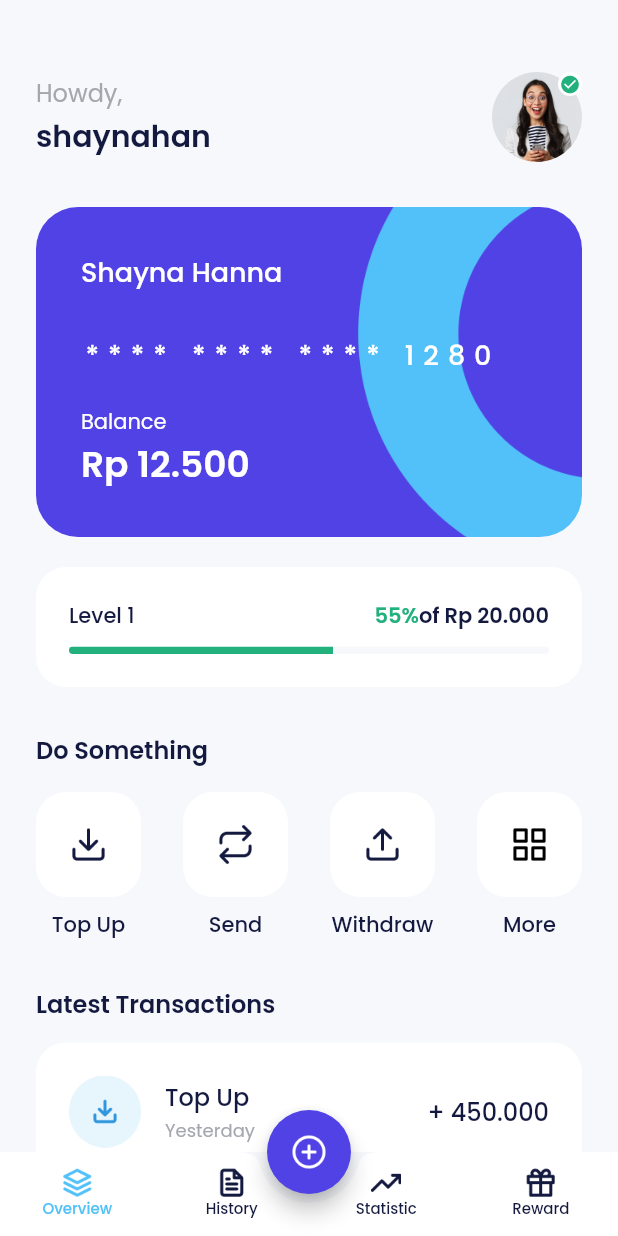
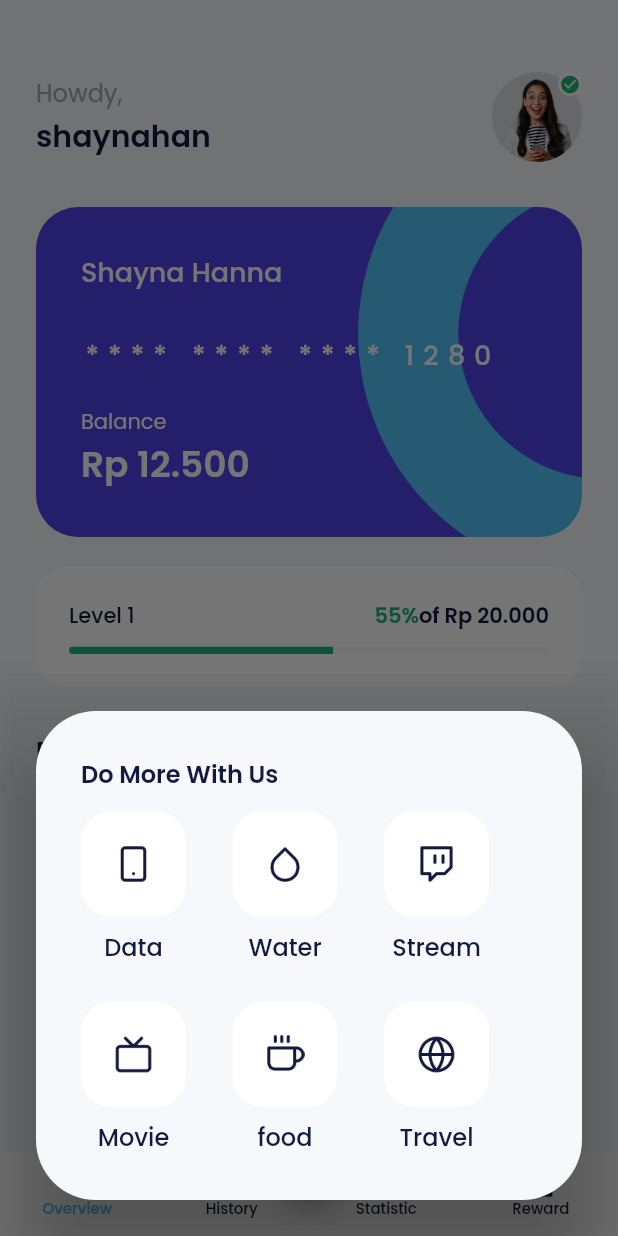
Before and after one commit to setiyonore/bank_sha, a Flutter app: the HomePage screen opened by its route, after a tap on "More", on a phone screen of 412 x 824 dp. Run offline on Flutter 3.47's test engine with Material 2 defaults, Android fonts, the phone set to English and light mode, and no system bars; our stand-ins replace another_flushbar, carousel_slider, google_fonts; missing offline and left inert: dart:ffi.

Commit message:
add buy data page and custom snackbar

```diff
--- a/lib/main.dart
+++ b/lib/main.dart
@@ -1,4 +1,7 @@
 import 'package:bank_sha/shared/theme.dart';
+import 'package:bank_sha/ui/pages/data_package_page.dart';
+import 'package:bank_sha/ui/pages/data_provider_page.dart';
+import 'package:bank_sha/ui/pages/data_success_page.dart';
 import 'package:bank_sha/ui/pages/home_page.dart';
 import 'package:bank_sha/ui/pages/onboarding_page.dart';
 import 'package:bank_sha/ui/pages/pin_page.dart';
@@ -64,6 +67,9 @@ class MyApp extends StatelessWidget {
         '/transfer': (context) => const TransferPage(),
         '/transfer-amount': (context) => const TransferAmountPage(),
         '/transfer-success': (context) => const TransferSuccessPage(),
+        '/data-provider': (context) => const DataProviderPage(),
+        '/data-package': (context) => const DataPackagePage(),
+        '/data-success': (context) => const DataSuccessPage(),
       },
     );
   }
--- a/lib/shared/theme.dart
+++ b/lib/shared/theme.dart
@@ -10,6 +10,7 @@ Color blueColor = const Color(0xff53C1F9);
 Color purpleColor = const Color(0xff5142E6);
 Color greenColor = const Color(0xff22B07D);
 Color numberBackgroundColor = const Color(0xff1A1D2E);
+Color redColor = const Color(0xffFF2566);
 
 TextStyle blackTextStyle = GoogleFonts.poppins(
   color: blackColor,
--- a/lib/ui/pages/home_page.dart
+++ b/lib/ui/pages/home_page.dart
@@ -319,7 +319,12 @@ class HomePage extends StatelessWidget {
               HomeServiceItem(
                 iconUrl: 'assets/ic_more.png',
                 title: 'More',
-                onTap: () {},
+                onTap: () {
+                  showDialog(
+                    context: context,
+                    builder: (context) => const MoreDialog(),
+                  );
+                },
               ),
             ],
           ),
@@ -484,3 +489,78 @@ class HomePage extends StatelessWidget {
     );
   }
 }
+
+class MoreDialog extends StatelessWidget {
+  const MoreDialog({Key? key}) : super(key: key);
+
+  @override
+  Widget build(BuildContext context) {
+    return AlertDialog(
+      backgroundColor: Colors.transparent,
+      insetPadding: EdgeInsets.zero,
+      alignment: Alignment.bottomCenter,
+      content: Container(
+        padding: const EdgeInsets.all(30),
+        height: 326,
+        width: MediaQuery.of(context).size.width,
+        decoration: BoxDecoration(
+          borderRadius: BorderRadius.circular(40),
+          color: lightBackgroundColor,
+        ),
+        child: Column(
+          crossAxisAlignment: CrossAxisAlignment.start,
+          children: [
+            Text(
+              'Do More With Us',
+              style: blackTextStyle.copyWith(
+                fontSize: 16,
+                fontWeight: semiBold,
+              ),
+            ),
+            const SizedBox(
+              height: 13,
+            ),
+            Wrap(
+              spacing: 31,
+              runSpacing: 25,
+              children: [
+                HomeServiceItem(
+                  iconUrl: 'assets/ic_product_data.png',
+                  title: 'Data',
+                  onTap: () {
+                    Navigator.pushNamed(context, '/data-provider');
+                  },
+                ),
+                HomeServiceItem(
+                  iconUrl: 'assets/ic_product_water.png',
+                  title: 'Water',
+                  onTap: () {},
+                ),
+                HomeServiceItem(
+                  iconUrl: 'assets/ic_product_stream.png',
+                  title: 'Stream',
+                  onTap: () {},
+                ),
+                HomeServiceItem(
+                  iconUrl: 'assets/ic_product_movie.png',
+                  title: 'Movie',
+                  onTap: () {},
+                ),
+                HomeServiceItem(
+                  iconUrl: 'assets/ic_product_food.png',
+                  title: 'food',
+                  onTap: () {},
+                ),
+                HomeServiceItem(
+                  iconUrl: 'assets/ic_product_travel.png',
+                  title: 'Travel',
+                  onTap: () {},
+                ),
+              ],
+            ),
+          ],
+        ),
+      ),
+    );
+  }
+}
--- a/lib/ui/pages/transfer_amount_page.dart
+++ b/lib/ui/pages/transfer_amount_page.dart
@@ -203,7 +203,7 @@ class _TransferAmountPageState extends State<TransferAmountPage> {
                     ),
                   ),
                 ),
-              )
+              ),
             ],
           ),
           const SizedBox(
--- a/pubspec.yaml
+++ b/pubspec.yaml
@@ -42,6 +42,7 @@ dev_dependencies:
   carousel_slider: ^4.1.1
   url_launcher: ^6.0.20
   intl: ^0.17.0
+  another_flushbar: ^1.10.28
 
   # The "flutter_lints" package below contains a set of recommended lints to
   # encourage good coding practices. The lint set provided by the package is
```
Also changed, not shown: lib/shared/shared_method.dart (added, +12 -0 lines), lib/ui/pages/data_package_page.dart (added, +91 -0 lines), lib/ui/pages/data_provider_page.dart (added, +105 -0 lines), lib/ui/pages/data_success_page.dart (added, +50 -0 lines), lib/ui/pages/pin_page.dart (+9 -2 lines), lib/ui/widgets/data_provider_item.dart (added, +59 -0 lines), lib/ui/widgets/package_item.dart (added, +56 -0 lines), assets/ic_product_movie.png (renamed from assets/ic_product_moview.png), pubspec.lock.
